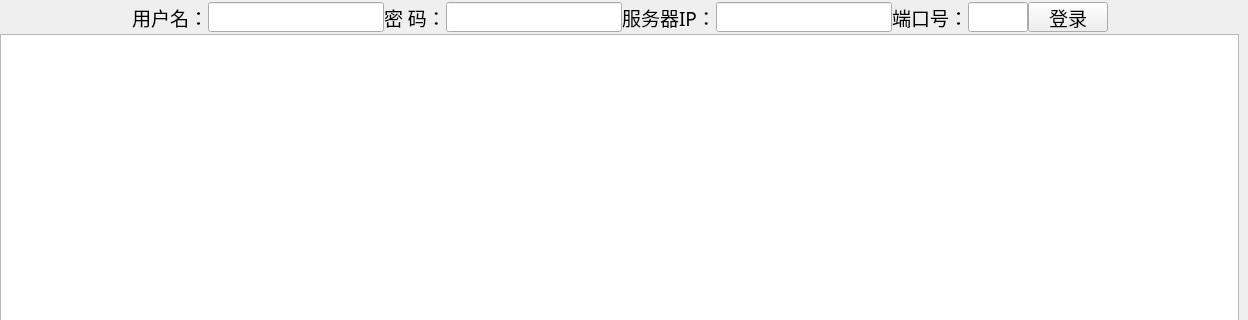
Above: client.ui from xiaoxu03/THSS-FTP-Client before the change; both pictures show x 0 to 1248 and y 0 to 320 of the 1248 by 672 pixel window. Below: the same form after it.
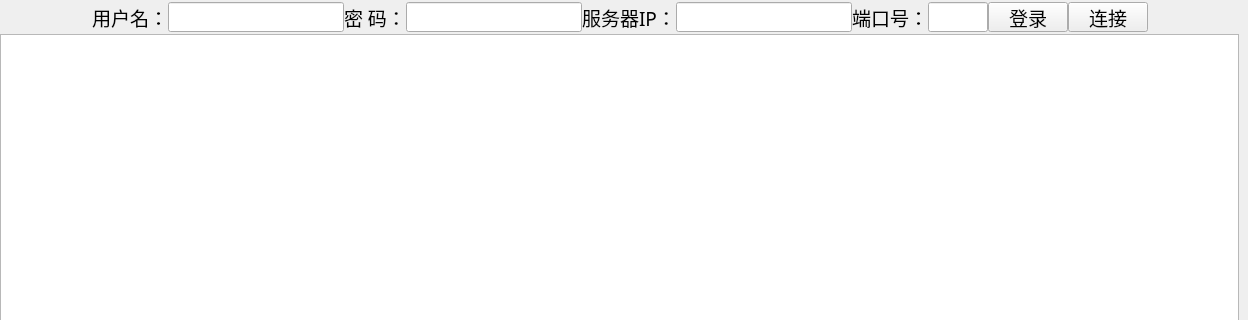
That is the form after the change.

Commit message: almost finished!

Patch:
```diff
--- a/client.ui
+++ b/client.ui
@@ -351,6 +351,25 @@
          </property>
         </widget>
        </item>
+       <item>
+        <widget class="QPushButton" name="buttonConnect">
+         <property name="maximumSize">
+          <size>
+           <width>80</width>
+           <height>100</height>
+          </size>
+         </property>
+         <property name="font">
+          <font>
+           <family>AcadEref</family>
+           <pointsize>14</pointsize>
+          </font>
+         </property>
+         <property name="text">
+          <string>连接</string>
+         </property>
+        </widget>
+       </item>
        <item>
         <spacer name="horizontalSpacer_2">
          <property name="orientation">
```
Left out of the diff: 3 changed lines with no effect on the pictures. The commit also changes 2 other files.
